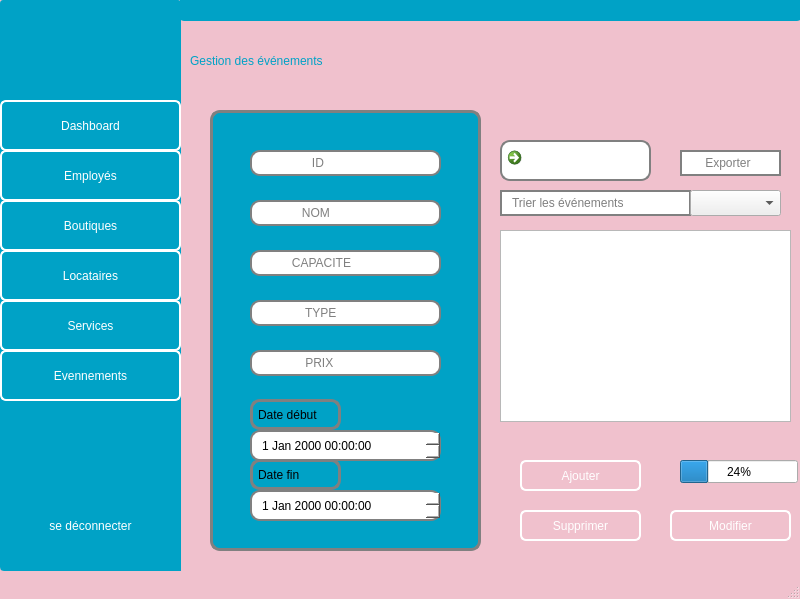
This is GEvennement/gevennement.ui in Projetcpp-2A19/projetcpp-2a19-smart-shopping-center as Qt 5 draws it before an edit. The edited form follows.
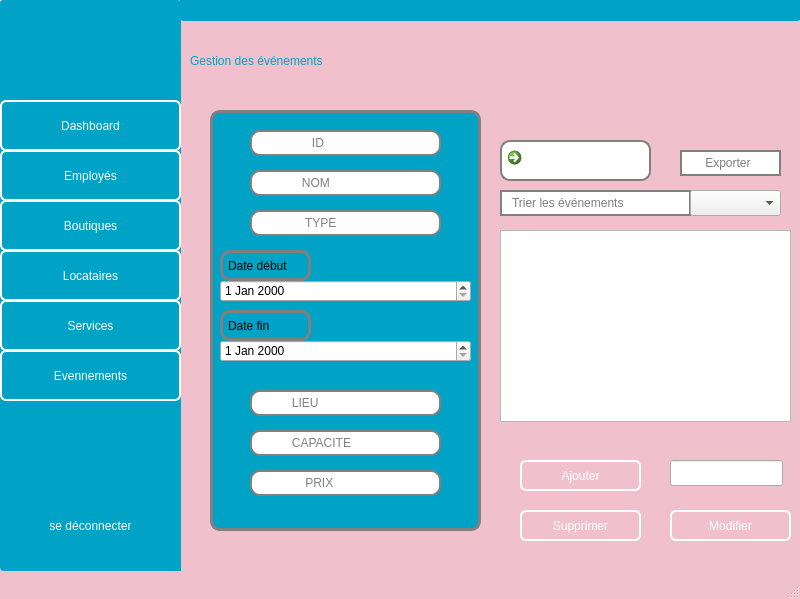
This is the edited form. Icons and pictures are not drawn.

The edit to the form file:
```diff
--- a/GEvennement/gevennement.ui
+++ b/GEvennement/gevennement.ui
@@ -31,7 +31,7 @@
       <x>210</x>
       <y>110</y>
       <width>271</width>
-      <height>441</height>
+      <height>421</height>
      </rect>
     </property>
     <property name="styleSheet">
@@ -53,7 +53,7 @@
      <property name="geometry">
       <rect>
        <x>40</x>
-       <y>90</y>
+       <y>60</y>
        <width>191</width>
        <height>26</height>
       </rect>
@@ -76,7 +76,7 @@
      <property name="geometry">
       <rect>
        <x>40</x>
-       <y>140</y>
+       <y>320</y>
        <width>191</width>
        <height>26</height>
       </rect>
@@ -99,7 +99,7 @@
      <property name="geometry">
       <rect>
        <x>40</x>
-       <y>240</y>
+       <y>360</y>
        <width>191</width>
        <height>26</height>
       </rect>
@@ -118,37 +118,11 @@
       <string>             PRIX</string>
      </property>
     </widget>
-    <widget class="QDateTimeEdit" name="date_Debut">
-     <property name="geometry">
-      <rect>
-       <x>40</x>
-       <y>320</y>
-       <width>191</width>
-       <height>31</height>
-      </rect>
-     </property>
-     <property name="maximumSize">
-      <size>
-       <width>16777215</width>
-       <height>16777215</height>
-      </size>
-     </property>
-     <property name="styleSheet">
-      <string notr="true">QDateTimeEdit  {
-	font: 8pt &quot;Segoe UI&quot;;
-    border: 2px solid gray;
-    border-radius: 10px;
-    padding: 0 8px;
-    background: white;
-    selection-background-color: darkgray;
-}</string>
-     </property>
-    </widget>
     <widget class="QLabel" name="label">
      <property name="geometry">
       <rect>
-       <x>40</x>
-       <y>289</y>
+       <x>10</x>
+       <y>140</y>
        <width>91</width>
        <height>31</height>
       </rect>
@@ -160,8 +134,8 @@
     <widget class="QLabel" name="label_2">
      <property name="geometry">
       <rect>
-       <x>40</x>
-       <y>349</y>
+       <x>10</x>
+       <y>200</y>
        <width>91</width>
        <height>31</height>
       </rect>
@@ -170,37 +144,11 @@
       <string>Date fin</string>
      </property>
     </widget>
-    <widget class="QDateTimeEdit" name="date_fin">
-     <property name="geometry">
-      <rect>
-       <x>40</x>
-       <y>380</y>
-       <width>191</width>
-       <height>31</height>
-      </rect>
-     </property>
-     <property name="maximumSize">
-      <size>
-       <width>16777215</width>
-       <height>16777215</height>
-      </size>
-     </property>
-     <property name="styleSheet">
-      <string notr="true">QDateTimeEdit  {
-	font: 8pt &quot;Segoe UI&quot;;
-    border: 2px solid gray;
-    border-radius: 10px;
-    padding: 0 8px;
-    background: white;
-    selection-background-color: darkgray;
-}</string>
-     </property>
-    </widget>
     <widget class="QLineEdit" name="line_TYPEevent">
      <property name="geometry">
       <rect>
        <x>40</x>
-       <y>190</y>
+       <y>100</y>
        <width>191</width>
        <height>26</height>
       </rect>
@@ -223,7 +171,7 @@
      <property name="geometry">
       <rect>
        <x>40</x>
-       <y>40</y>
+       <y>20</y>
        <width>191</width>
        <height>26</height>
       </rect>
@@ -242,6 +190,49 @@
       <string>               ID</string>
      </property>
     </widget>
+    <widget class="QDateEdit" name="dateEditDebut">
+     <property name="geometry">
+      <rect>
+       <x>10</x>
+       <y>170</y>
+       <width>251</width>
+       <height>22</height>
+      </rect>
+     </property>
+    </widget>
+    <widget class="QDateEdit" name="dateEditFin">
+     <property name="geometry">
+      <rect>
+       <x>10</x>
+       <y>230</y>
+       <width>251</width>
+       <height>22</height>
+      </rect>
+     </property>
+    </widget>
+    <widget class="QLineEdit" name="line_LIEU">
+     <property name="geometry">
+      <rect>
+       <x>40</x>
+       <y>280</y>
+       <width>191</width>
+       <height>26</height>
+      </rect>
+     </property>
+     <property name="styleSheet">
+      <string notr="true">QLineEdit {
+	font: 11pt &quot;Segoe UI&quot;;
+    border: 2px solid gray;
+    border-radius: 10px;
+    padding: 0 8px;
+    background: white;
+    selection-background-color: darkgray;
+}</string>
+     </property>
+     <property name="placeholderText">
+      <string>         LIEU</string>
+     </property>
+    </widget>
    </widget>
    <widget class="QPushButton" name="pushButton_Ajouter">
     <property name="geometry">
@@ -390,19 +381,6 @@
 }</string>
     </property>
    </widget>
-   <widget class="QProgressBar" name="progressBar">
-    <property name="geometry">
-     <rect>
-      <x>680</x>
-      <y>460</y>
-      <width>118</width>
-      <height>23</height>
-     </rect>
-    </property>
-    <property name="value">
-     <number>24</number>
-    </property>
-   </widget>
    <widget class="QLineEdit" name="lineEdit">
     <property name="enabled">
      <bool>false</bool>
@@ -880,6 +858,16 @@
      <enum>QFrame::Shadow::Raised</enum>
     </property>
    </widget>
+   <widget class="QLineEdit" name="Line_DeleteID">
+    <property name="geometry">
+     <rect>
+      <x>670</x>
+      <y>460</y>
+      <width>113</width>
+      <height>26</height>
+     </rect>
+    </property>
+   </widget>
   </widget>
   <widget class="QMenuBar" name="menubar">
    <property name="geometry">
```
